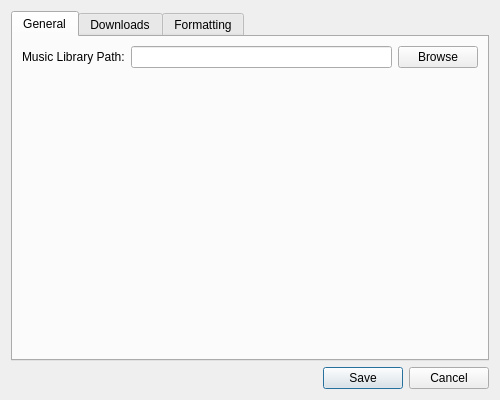
TomerGamerTV/zotify-gui, file zotify/gui/settings_dialog.ui: the form before one commit.
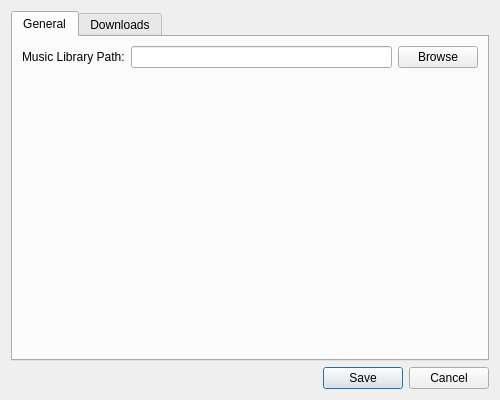
The form after the commit.

Commit message: docs: Create README and fix numerous GUI issues

What changed in the file:
```diff
--- a/zotify/gui/settings_dialog.ui
+++ b/zotify/gui/settings_dialog.ui
@@ -102,11 +102,6 @@
        </item>
       </layout>
      </widget>
-     <widget class="QWidget" name="formattingTab">
-      <attribute name="title">
-       <string>Formatting</string>
-      </attribute>
-     </widget>
     </widget>
    </item>
    <item>
```
The commit also changes 5 other files.
